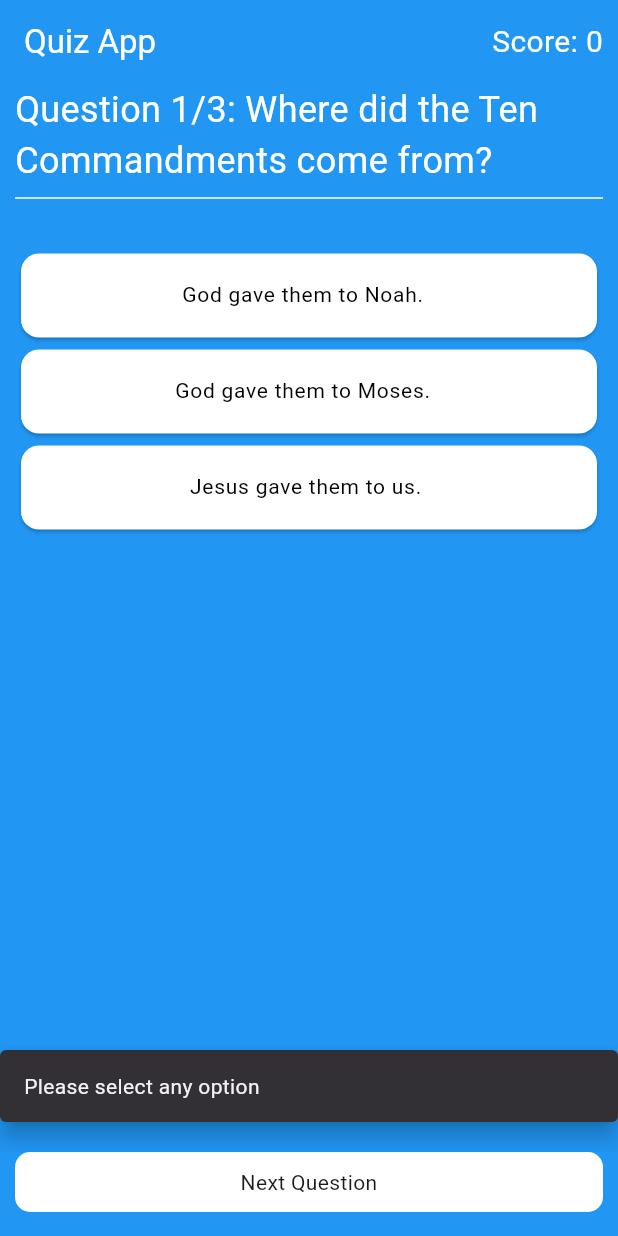
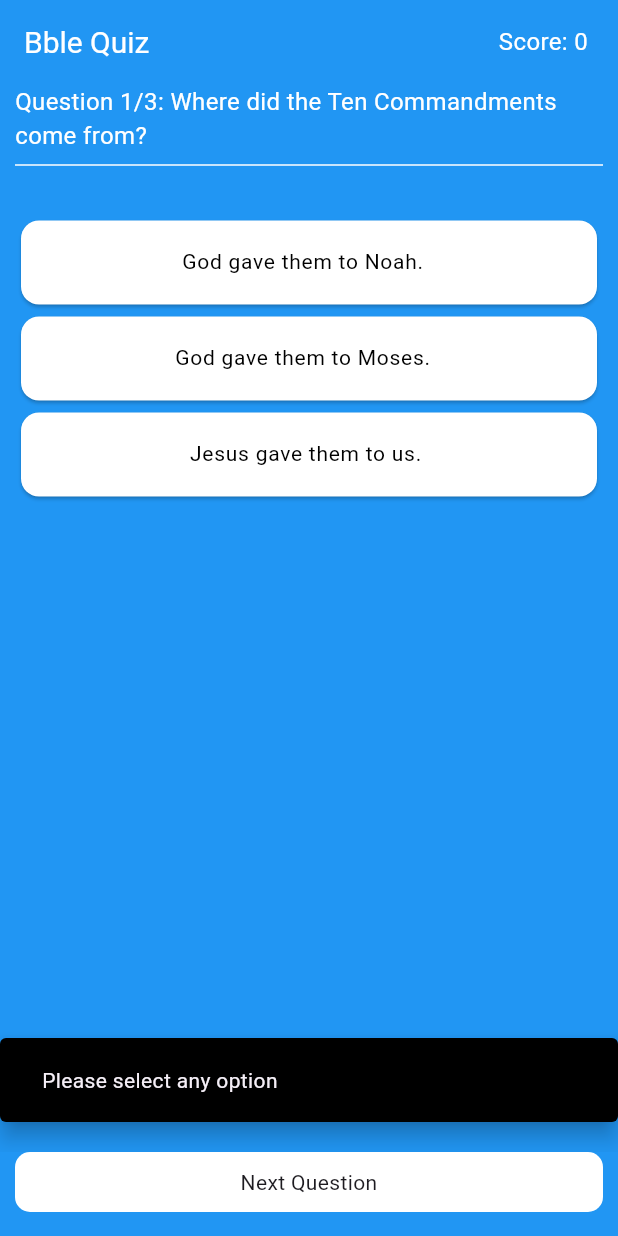
Before and after one commit to marquinhos2017/quiz_app, a Flutter app: the screen it shows after launch, after a tap on "Next Question", on a phone screen of 412 x 824 dp. Run offline on Flutter 3.47's test engine with Material 3 defaults, Android fonts, the phone set to English and light mode, and no system bars.

Commit message:
upadting the snackbar

```diff
--- a/lib/screens/home_screen.dart
+++ b/lib/screens/home_screen.dart
@@ -2,7 +2,6 @@ import 'package:flutter/material.dart';
 import 'package:quiz_app/constants.dart';
 import 'package:quiz_app/models/question_model.dart';
 import 'package:quiz_app/widgets/next_button.dart';
-import 'package:quiz_app/widgets/option_card.dart';
 import 'package:quiz_app/widgets/question_widget.dart';
 import 'package:quiz_app/widgets/result_box.dart';
 
@@ -65,7 +64,13 @@ class _HomeScreenState extends State<HomeScreen> {
         });
       }else{
         ScaffoldMessenger.of(context).showSnackBar(const SnackBar(
-            content: Text("Please select any option"),
+         backgroundColor: Colors.black,
+          padding:EdgeInsets.all(8),
+            content: Padding(
+              padding: EdgeInsets.symmetric(horizontal: 20.0, vertical: 10.0),
+              child: Text("Please select any option"),
+            ),
+            elevation: 6.0,
             behavior: SnackBarBehavior.floating,
             margin: EdgeInsets.symmetric(vertical: 20),
           ));
@@ -116,19 +121,20 @@ class _HomeScreenState extends State<HomeScreen> {
       backgroundColor: background,
       appBar: AppBar(
         title: const Text(
-          'Quiz App',
+          'Bble Quiz',
           style: TextStyle(
             color: neutral,
+            fontSize: 20
           ),
         ),
         backgroundColor: background,
         shadowColor: const Color.fromRGBO(0, 0, 0, 0),
         actions: [
-          Padding(padding: const EdgeInsets.all(10),
+          Padding(padding: const EdgeInsets.only(right:20),
           child: Text(
             'Score: $score',
             style: const TextStyle(
-              fontSize: 20,
+              fontSize: 16,
               color: neutral
               ),
             ),
--- a/lib/widgets/question_widget.dart
+++ b/lib/widgets/question_widget.dart
@@ -19,7 +19,7 @@ class QuestionWidget extends StatelessWidget {
     return Container(
       alignment: Alignment.centerLeft,
       child: Text('Question ${indexAction + 1}/$totalQuestions: $question',style: const TextStyle(
-        fontSize: 24,
+        fontSize: 16,
         color: neutral,
       ),),
     );
```
Also changed, not shown: lib/widgets/option_card.dart (added).
